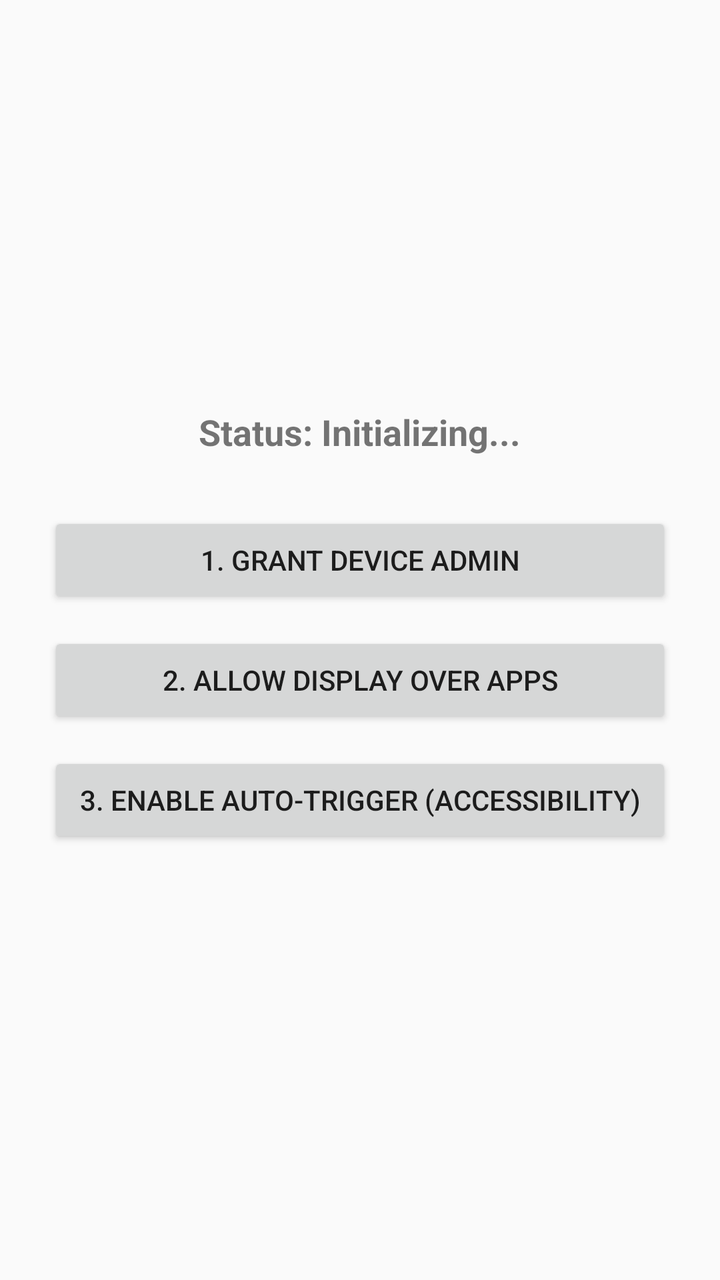
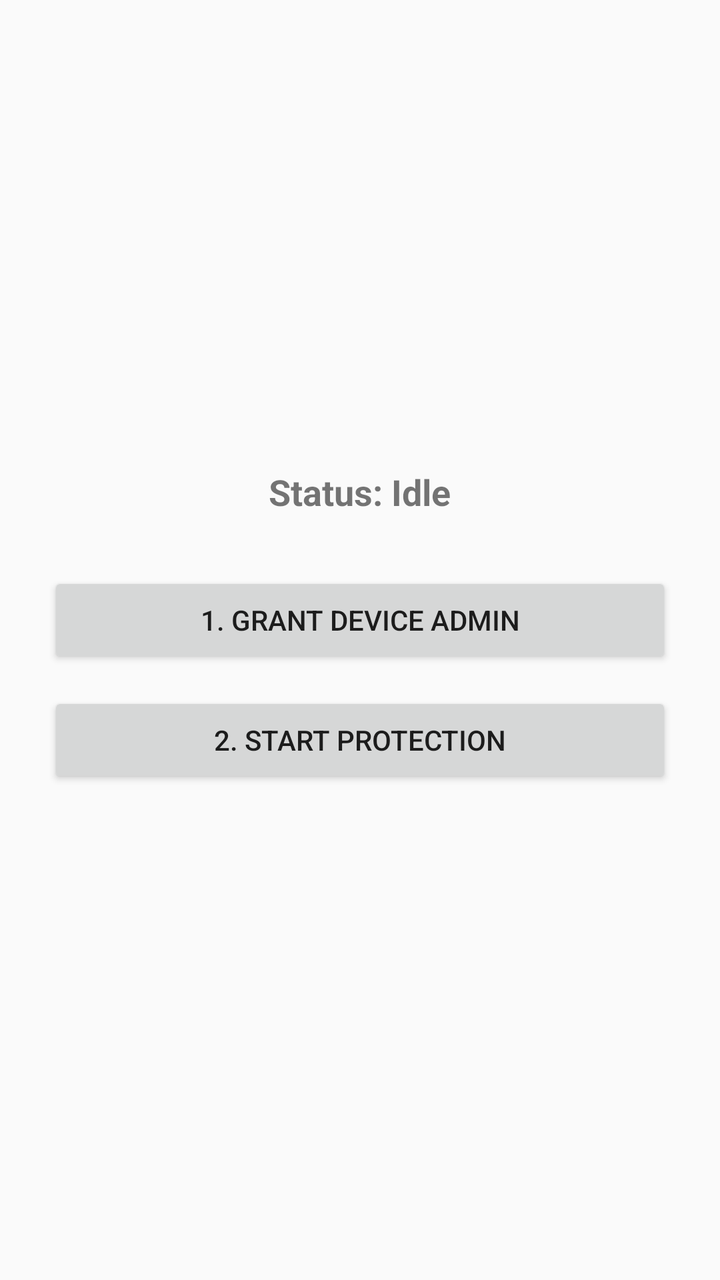

Before-and-after screenshots of an Android layout around one commit, followed by the original layout XML and the change that was made.
<!-- AndroidManifest.xml: application theme Theme.AppCompat.Light.NoActionBar -->
<!-- res/layout/activity_main.xml -->
<?xml version="1.0" encoding="utf-8"?>
<LinearLayout xmlns:android="http://schemas.android.com/apk/res/android"
    android:layout_width="match_parent"
    android:layout_height="match_parent"
    android:gravity="center"
    android:orientation="vertical"
    android:padding="24dp">

    <TextView
        android:id="@+id/tvStatus"
        android:layout_width="wrap_content"
        android:layout_height="wrap_content"
        android:text="Status: Initializing..."
        android:textSize="18sp"
        android:textStyle="bold"
        android:layout_marginBottom="28dp" />

    <Button
        android:id="@+id/btnAdmin"
        android:layout_width="match_parent"
        android:layout_height="wrap_content"
        android:text="1. Grant Device Admin"
        android:layout_marginBottom="12dp" />

    <Button
        android:id="@+id/btnToggle"
        android:layout_width="match_parent"
        android:layout_height="wrap_content"
        android:text="2. Allow Display Over Apps"
        android:layout_marginBottom="12dp" />

    <Button
        android:id="@+id/btnAccessibility"
        android:layout_width="match_parent"
        android:layout_height="wrap_content"
        android:text="3. Enable Auto-Trigger (Accessibility)"
        android:layout_marginBottom="12dp" />

</LinearLayout>
<!-- resources referenced by this layout -->
<resources>

</resources>

<!-- the commit's change to res/layout/activity_main.xml (unified diff, before → after) -->
@@ -10,7 +10,7 @@
         android:id="@+id/tvStatus"
         android:layout_width="wrap_content"
         android:layout_height="wrap_content"
-        android:text="Status: Initializing..."
+        android:text="Status: Idle"
         android:textSize="18sp"
         android:textStyle="bold"
         android:layout_marginBottom="28dp" />
@@ -26,14 +26,7 @@
         android:id="@+id/btnToggle"
         android:layout_width="match_parent"
         android:layout_height="wrap_content"
-        android:text="2. Allow Display Over Apps"
-        android:layout_marginBottom="12dp" />
-
-    <Button
-        android:id="@+id/btnAccessibility"
-        android:layout_width="match_parent"
-        android:layout_height="wrap_content"
-        android:text="3. Enable Auto-Trigger (Accessibility)"
+        android:text="2. Start Protection"
         android:layout_marginBottom="12dp" />
 
 </LinearLayout>
